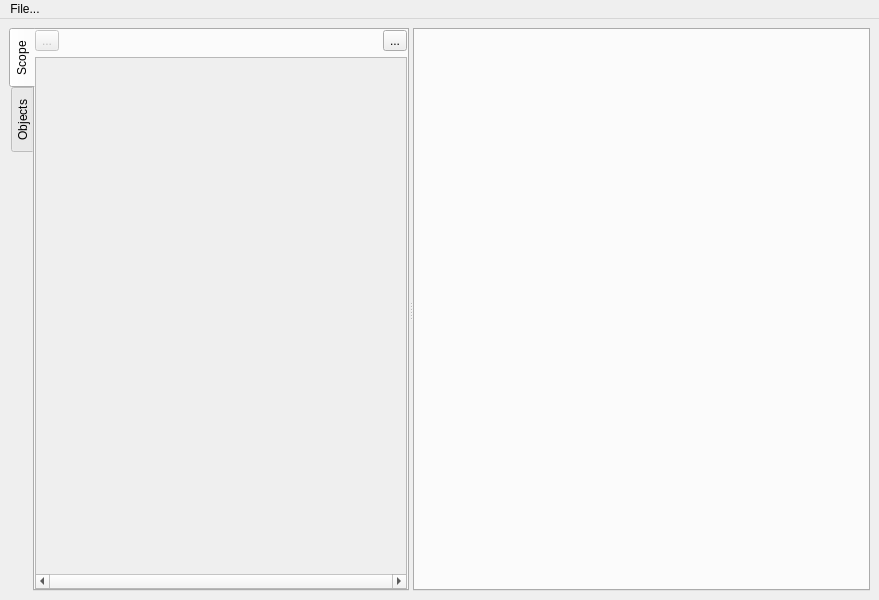
Old version of the form gui/wavy-main-window.ui in the repository Xenona/Wavy.
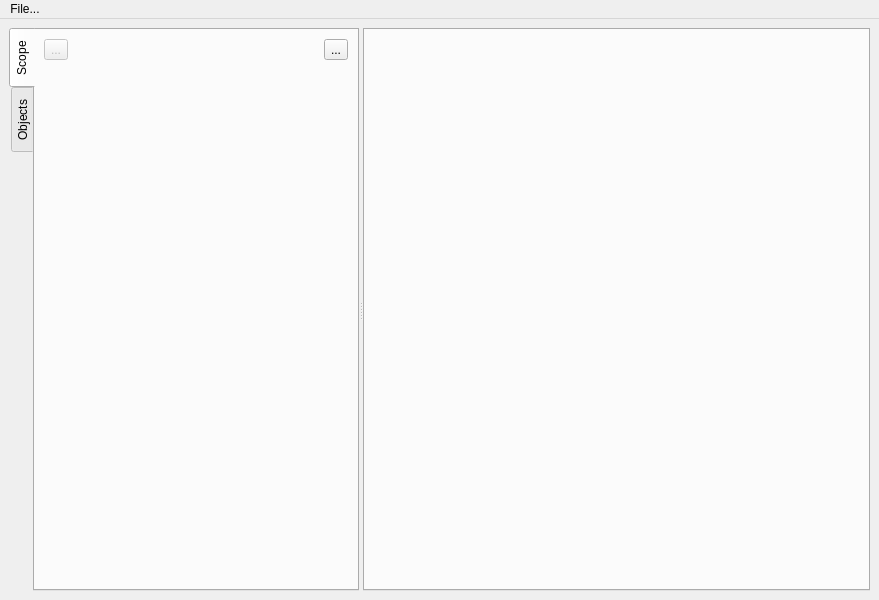
New version of the form. Icons and pictures are not drawn.

Patch:
```diff
--- a/gui/wavy-main-window.ui
+++ b/gui/wavy-main-window.ui
@@ -32,7 +32,7 @@
        </property>
        <property name="maximumSize">
         <size>
-         <width>400</width>
+         <width>350</width>
          <height>16777215</height>
         </size>
        </property>
@@ -49,24 +49,9 @@
         <attribute name="title">
          <string>Scope</string>
         </attribute>
-        <layout class="QVBoxLayout" name="verticalLayout_3">
-         <property name="leftMargin">
-          <number>0</number>
-         </property>
-         <property name="topMargin">
-          <number>0</number>
-         </property>
-         <property name="rightMargin">
-          <number>0</number>
-         </property>
-         <property name="bottomMargin">
-          <number>0</number>
-         </property>
+        <layout class="QVBoxLayout" name="verticalLayout_6">
          <item>
-          <layout class="QHBoxLayout" name="sidebar_scope_header">
-           <property name="sizeConstraint">
-            <enum>QLayout::SetMinimumSize</enum>
-           </property>
+          <layout class="QHBoxLayout" name="horizontalLayout">
            <item>
             <widget class="QToolButton" name="sidebar_scope_button_ok">
              <property name="enabled">
@@ -114,44 +99,18 @@
           </layout>
          </item>
          <item>
-          <widget class="QScrollArea" name="sidebar_scope_scroll">
-           <property name="verticalScrollBarPolicy">
-            <enum>Qt::ScrollBarAsNeeded</enum>
-           </property>
-           <property name="horizontalScrollBarPolicy">
-            <enum>Qt::ScrollBarAlwaysOn</enum>
-           </property>
-           <property name="widgetResizable">
-            <bool>true</bool>
-           </property>
-           <widget class="QWidget" name="sidebar_scope_scroll_container">
-            <property name="geometry">
-             <rect>
-              <x>0</x>
-              <y>0</y>
-              <width>367</width>
-              <height>509</height>
-             </rect>
-            </property>
-            <layout class="QVBoxLayout" name="verticalLayout_5">
-             <property name="spacing">
-              <number>0</number>
+          <layout class="QVBoxLayout" name="layou">
+           <item>
+            <widget class="QWidget" name="sidebar_scope_scroll_container" native="true">
+             <property name="sizePolicy">
+              <sizepolicy hsizetype="Expanding" vsizetype="Expanding">
+               <horstretch>0</horstretch>
+               <verstretch>0</verstretch>
+              </sizepolicy>
              </property>
-             <property name="leftMargin">
-              <number>0</number>
-             </property>
-             <property name="topMargin">
-              <number>0</number>
-             </property>
-             <property name="rightMargin">
-              <number>0</number>
-             </property>
-             <property name="bottomMargin">
-              <number>0</number>
-             </property>
-            </layout>
-           </widget>
-          </widget>
+            </widget>
+           </item>
+          </layout>
          </item>
         </layout>
        </widget>
```
Left out of the diff: 24 changed lines with no effect on the pictures.
